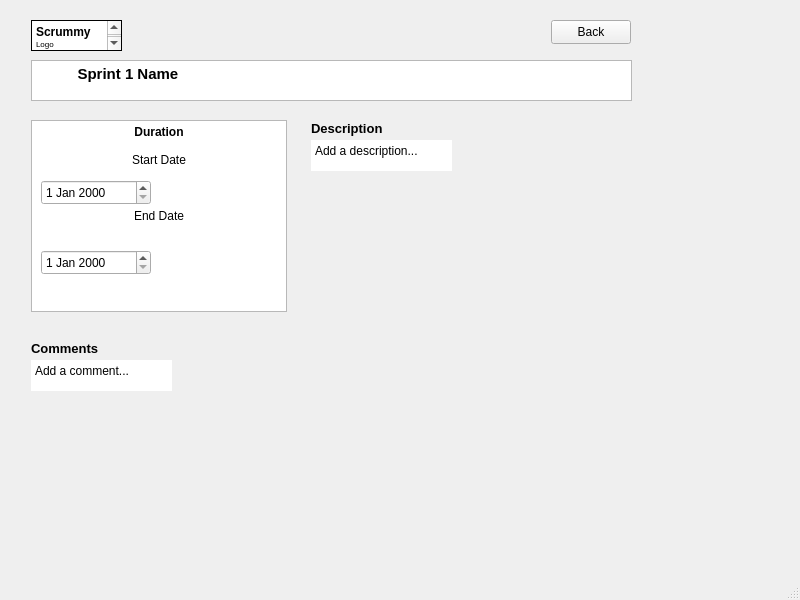
First picture: the form in code/Staging_Environment/SP23/code/SP23/sprints.ui, repository muazzamaqeel/Software-Project-CTS-5, before the edit.
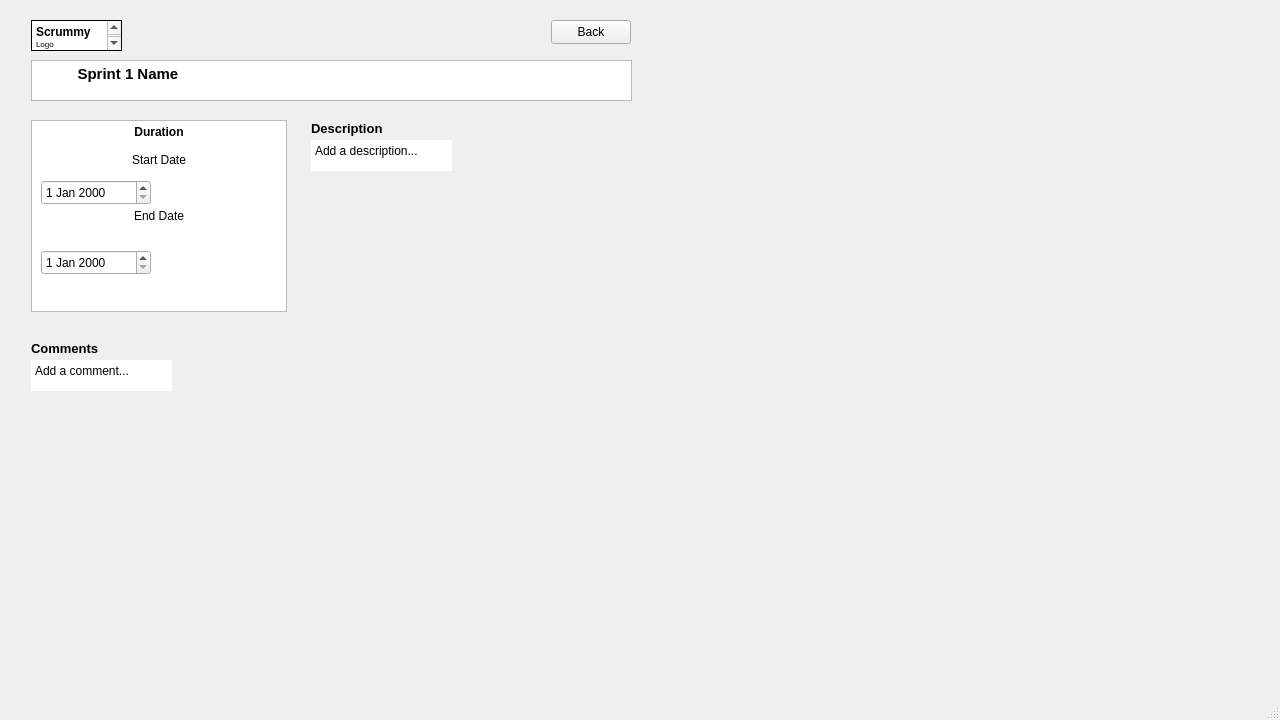
Second picture: the form after the edit.

```diff
--- a/code/Staging_Environment/SP23/code/SP23/sprints.ui
+++ b/code/Staging_Environment/SP23/code/SP23/sprints.ui
@@ -6,10 +6,22 @@
    <rect>
     <x>0</x>
     <y>0</y>
-    <width>800</width>
-    <height>600</height>
+    <width>1280</width>
+    <height>720</height>
    </rect>
   </property>
+  <property name="minimumSize">
+   <size>
+    <width>1280</width>
+    <height>720</height>
+   </size>
+  </property>
+  <property name="maximumSize">
+   <size>
+    <width>1280</width>
+    <height>720</height>
+   </size>
+  </property>
   <property name="windowTitle">
    <string>MainWindow</string>
   </property>
```
Left out of the diff: 2 changed lines with no effect on the pictures.
